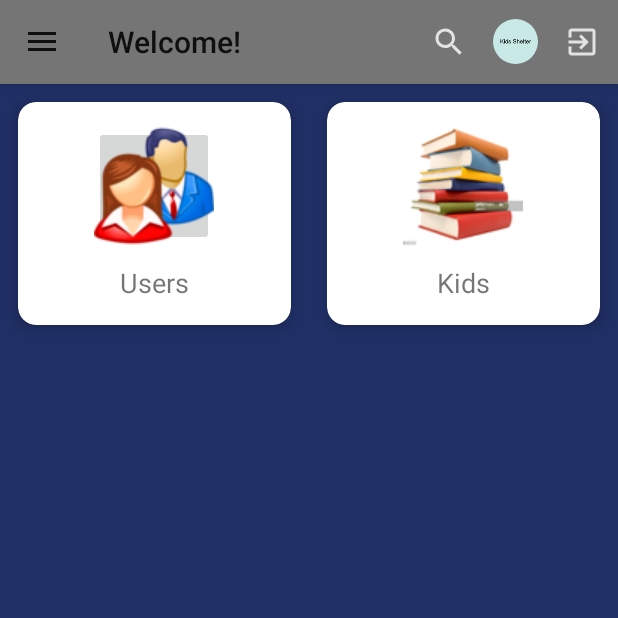
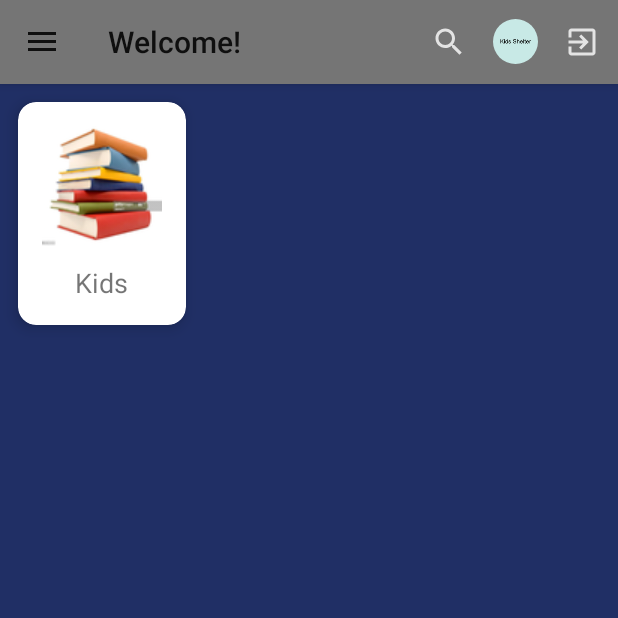
Before and after one commit to vaibhavchugh17/In-ShelterKidsDirectory, an Android app: the HomePage screen opened directly, with no data from a screen before it, on a phone screen of 412 x 824 dp, the top half of it. Run offline under Robolectric (Android 15) with nearby library versions, the phone set to English and light mode, and no system bars; our stand-ins replace CircleImageView, Firebase (no records; nobody signed in at launch, a user with empty details on screens opened directly); pictures from the network do not load; 4 statements that could not run were skipped.

Commit message:
Removed All Users Button

```diff
--- a/InShelterKidsDirectory/app/src/main/java/com/example/in_shelterkidsdirectory/HomePage.java
+++ b/InShelterKidsDirectory/app/src/main/java/com/example/in_shelterkidsdirectory/HomePage.java
@@ -45,7 +45,6 @@ import de.hdodenhof.circleimageview.CircleImageView;
 public class HomePage extends AppCompatActivity implements ImageFragment.OnFragmentInteractionListener, NavigationView.OnNavigationItemSelectedListener {
     public static final String EXTRA_MESSAGE2 = "com.example.dlpbgj.MESSAGE2";
 
-    ImageButton userProfiles;
     ImageButton KidsButton;
     FirebaseStorage storage;
     FirebaseFirestore Userdb;
@@ -81,7 +80,6 @@ public class HomePage extends AppCompatActivity implements ImageFragment.OnFragm
         toggle.setDrawerIndicatorEnabled(true);
         toggle.syncState();
 
-        userProfiles = findViewById(R.id.UserProfiles);
         KidsButton = findViewById(R.id.AllKids);
         storage = FirebaseStorage.getInstance();
         storageReference = storage.getReference();
@@ -141,22 +139,6 @@ public class HomePage extends AppCompatActivity implements ImageFragment.OnFragm
                 startActivity(intent);
             }
         });
-
-        /**
-         * on press of button UserProfiles
-         * is initialized
-         */
-
-        userProfiles.setOnClickListener(new View.OnClickListener() {
-            @Override
-            public void onClick(View view) {        //When user clicks this button, a list of all users using the app is shown
-                Intent intent = new Intent(getApplicationContext(), allUserProfiles.class);
-                intent.putExtra(EXTRA_MESSAGE2, currentUser);   //Sending the current user as a parameter to the allUserProfiles activity
-                startActivity(intent);
-            }
-        });
-
-
 
 
     }
--- a/InShelterKidsDirectory/app/src/main/res/layout/activity_home_page.xml
+++ b/InShelterKidsDirectory/app/src/main/res/layout/activity_home_page.xml
@@ -36,44 +36,10 @@
             android:layout_width="match_parent"
             android:layout_height="wrap_content">
 
-            <androidx.cardview.widget.CardView
-                android:layout_columnWeight = "1"
-                android:layout_rowWeight="1"
-                app:cardElevation="6dp"
-                app:cardCornerRadius="12dp"
-                android:layout_width="wrap_content"
-                android:layout_height="wrap_content"
-                android:layout_margin="12dp">
-
-                <LinearLayout
-                    android:orientation="vertical"
-                    android:padding="16dp"
-                    android:gravity="center"
-                    android:layout_width="match_parent"
-                    android:layout_height="wrap_content">
-
-                    <ImageButton
-                        android:id="@+id/UserProfiles"
-                        android:layout_width="80dp"
-                        android:src="@drawable/users"
-                        android:layout_height="80dp">
-                    </ImageButton>
-
-                    <TextView
-                        android:layout_marginTop="12dp"
-                        android:textSize="18sp"
-                        android:text="Users"
-                        android:layout_width="wrap_content"
-                        android:layout_height="wrap_content">
-                    </TextView>
-                </LinearLayout>
-
-            </androidx.cardview.widget.CardView>
 
 
             <androidx.cardview.widget.CardView
-            android:layout_columnWeight = "1"
-            android:layout_rowWeight="1"
+
             app:cardElevation="6dp"
             app:cardCornerRadius="12dp"
             android:layout_width="wrap_content"
@@ -105,9 +71,6 @@
         </androidx.cardview.widget.CardView>
 
 
-
-
-
         </GridLayout>
     </LinearLayout>
 
```
